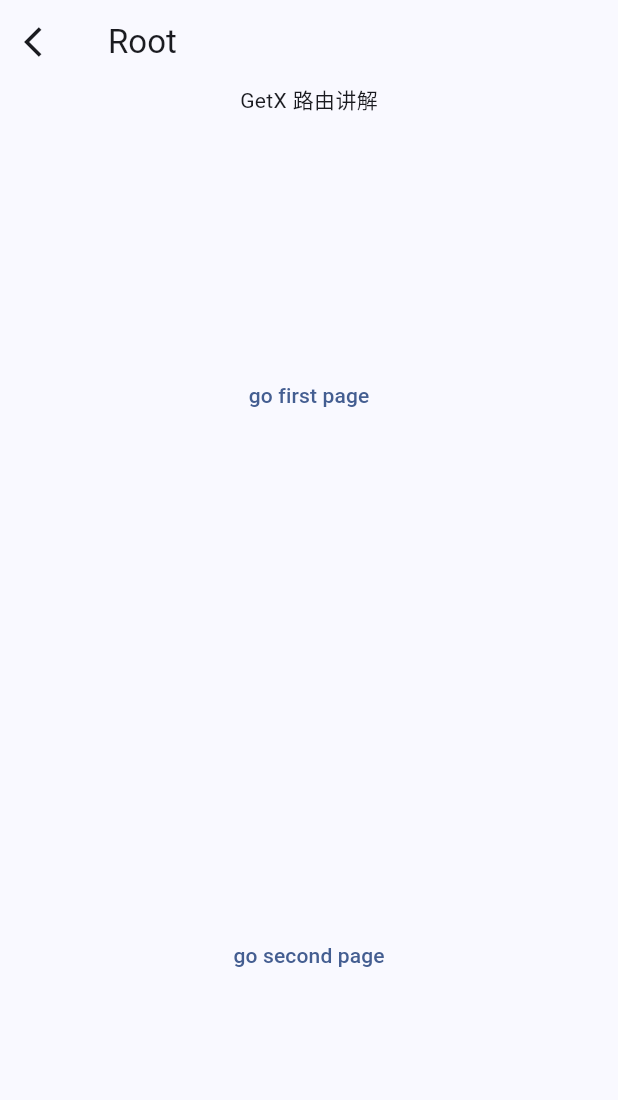
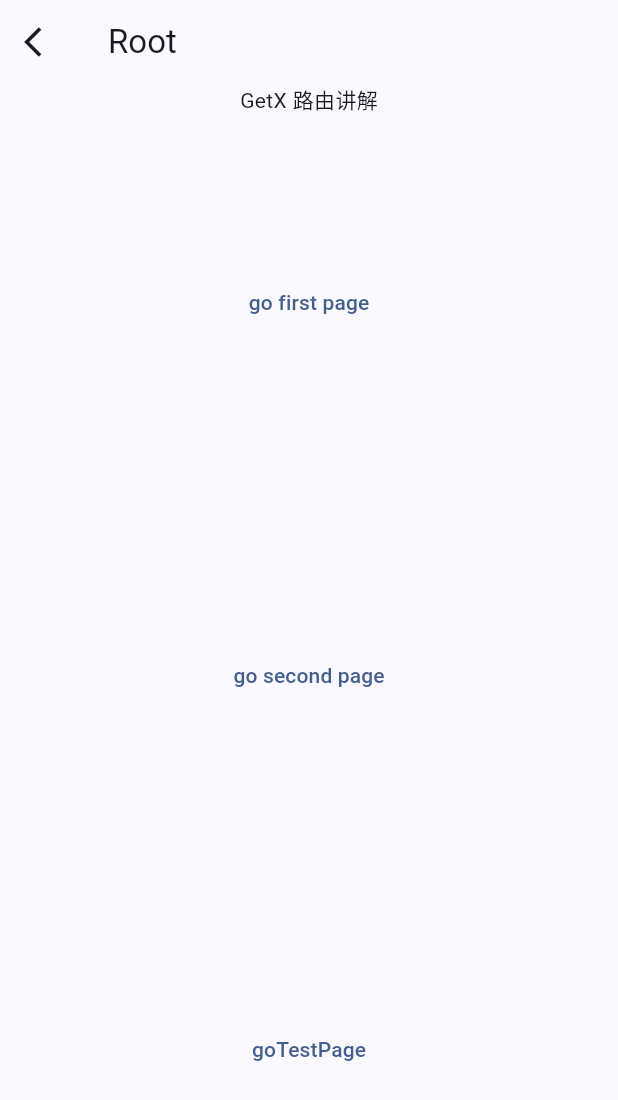
Before and after one commit to FangJZSP/getx_study, a Flutter app: the screen it shows after launch, on a phone screen of 412 x 824 dp. Shown: the top 1100 px of the screen. Run offline on Flutter 3.47's test engine with Material 3 defaults, Android fonts, the phone set to English and light mode, and no system bars; our stand-ins replace get.

```diff
--- a/lib/pages/root/root_logic.dart
+++ b/lib/pages/root/root_logic.dart
@@ -24,4 +24,8 @@ class RootLogic extends GetxController {
         routeName: DialogName.naughtyDialog.routeName,
         routeNodeArguments: '怎么会是我');
   }
+
+  void goTestPage() {
+    Get.toNamed(Routers.testChangeNotifier);
+  }
 }
--- a/lib/pages/root/root_view.dart
+++ b/lib/pages/root/root_view.dart
@@ -32,6 +32,12 @@ class RootPage extends StatelessWidget {
             child: Text('go second page'),
           ),
         ),
+        Expanded(
+          child: TextButton(
+            onPressed: logic.goTestPage,
+            child: Text('goTestPage'),
+          ),
+        ),
       ],
     );
   }
--- a/lib/route/routers.dart
+++ b/lib/route/routers.dart
@@ -1,4 +1,5 @@
 import 'package:get/get.dart';
+import 'package:getx_study/pages/test_change_notifier/test_change_notifier_view.dart';
 
 import '../pages/first/first_view.dart';
 import '../pages/root/root_view.dart';
@@ -17,10 +18,12 @@ class Routers {
   static const root = '/';
   static const first = '/first';
   static const second = '/second';
+  static const testChangeNotifier = '/testChangeNotifier';
 
   static List<GetPage> getPages = [
     GetPage(name: root, page: () => RootPage()),
     GetPage(name: first, page: () => FirstPage()),
     GetPage(name: second, page: () => SecondPage()),
+    GetPage(name: testChangeNotifier, page: () => TestChangeNotifierPage()),
   ];
 }
```
Also changed, not shown: lib/pages/test_change_notifier/test_change_notifier_logic.dart (added, +11 -0 lines), lib/pages/test_change_notifier/test_change_notifier_state.dart (added, +9 -0 lines), lib/pages/test_change_notifier/test_change_notifier_view.dart (added, +39 -0 lines).
